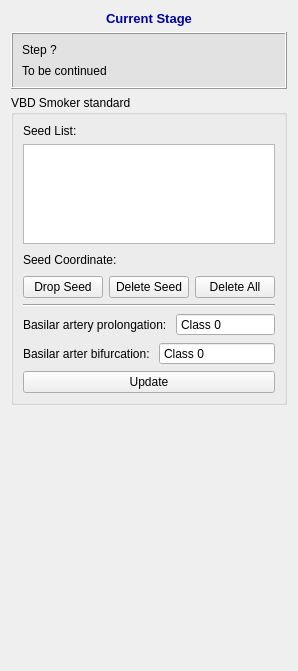
This is codes/Controller/InteractorStyles/QInteractorStyleVBDSmokerSeeds.ui in wuzhuobin/Vessel_Project as Qt 5 draws it before an edit. The edited form follows.
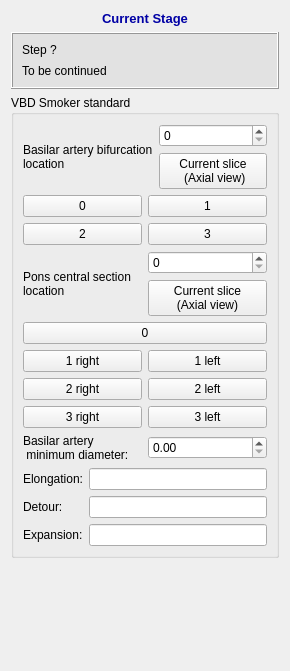
This is the edited form.

What changed in the file:
```diff
--- a/codes/Controller/InteractorStyles/QInteractorStyleVBDSmokerSeeds.ui
+++ b/codes/Controller/InteractorStyles/QInteractorStyleVBDSmokerSeeds.ui
@@ -6,14 +6,14 @@
    <rect>
     <x>0</x>
     <y>0</y>
-    <width>295</width>
+    <width>290</width>
     <height>671</height>
    </rect>
   </property>
   <property name="windowTitle">
    <string>VBDSmoker</string>
   </property>
-  <layout class="QVBoxLayout" name="verticalLayout_2">
+  <layout class="QVBoxLayout" name="verticalLayout_4">
    <item>
     <widget class="QLabel" name="label_39">
      <property name="font">
@@ -104,139 +104,206 @@
      </property>
      <layout class="QVBoxLayout" name="verticalLayout">
       <item>
-       <widget class="QLabel" name="label_60">
-        <property name="text">
-         <string>Seed List:</string>
-        </property>
-       </widget>
-      </item>
-      <item>
-       <widget class="QListWidget" name="listWidgetSeedList">
-        <property name="maximumSize">
-         <size>
-          <width>16777215</width>
-          <height>100</height>
-         </size>
-        </property>
-       </widget>
-      </item>
-      <item>
-       <layout class="QHBoxLayout" name="horizontalLayout_18">
+       <layout class="QHBoxLayout" name="horizontalLayout_2">
         <item>
-         <widget class="QLabel" name="label_61">
+         <widget class="QLabel" name="label_3">
           <property name="text">
-           <string>Seed Coordinate: </string>
+           <string>Basilar artery bifurcation
+location</string>
           </property>
          </widget>
         </item>
         <item>
-         <widget class="QLabel" name="labelSeedCoordinate">
+         <layout class="QVBoxLayout" name="verticalLayout_3">
+          <item>
+           <widget class="QSpinBox" name="spinBoxBasilarArteryBifurcationLocation"/>
+          </item>
+          <item>
+           <widget class="QPushButton" name="pushButtonBasilarArteryBifurcationLocation">
+            <property name="text">
+             <string>Current slice
+ (Axial view)</string>
+            </property>
+           </widget>
+          </item>
+         </layout>
+        </item>
+       </layout>
+      </item>
+      <item>
+       <layout class="QGridLayout" name="gridLayout_3">
+        <item row="0" column="0">
+         <widget class="QPushButton" name="pushButtonBasilarArteryBifurcationLocation0">
           <property name="text">
-           <string/>
+           <string>0</string>
           </property>
+          <property name="checkable">
+           <bool>true</bool>
+          </property>
+          <attribute name="buttonGroup">
+           <string notr="true">buttonGroup</string>
+          </attribute>
          </widget>
         </item>
-        <item>
-         <spacer name="horizontalSpacer_4">
-          <property name="orientation">
-           <enum>Qt::Horizontal</enum>
+        <item row="0" column="1">
+         <widget class="QPushButton" name="pushButtonBasilarArteryBifurcationLocation1">
+          <property name="text">
+           <string>1</string>
           </property>
-          <property name="sizeHint" stdset="0">
-           <size>
-            <width>40</width>
-            <height>20</height>
-           </size>
+          <property name="checkable">
+           <bool>true</bool>
           </property>
-         </spacer>
+          <attribute name="buttonGroup">
+           <string notr="true">buttonGroup</string>
+          </attribute>
+         </widget>
         </item>
+        <item row="1" column="0">
+         <widget class="QPushButton" name="pushButtonBasilarArteryBifurcationLocation2">
+          <property name="text">
+           <string>2</string>
+          </property>
+          <property name="checkable">
+           <bool>true</bool>
+          </property>
+          <attribute name="buttonGroup">
+           <string notr="true">buttonGroup</string>
+          </attribute>
+         </widget>
+        </item>
+        <item row="1" column="1">
+         <widget class="QPushButton" name="pushButtonBasilarArteryBifurcationLocation3">
+          <property name="text">
+           <string>3</string>
+          </property>
+          <property name="checkable">
+           <bool>true</bool>
+          </property>
+          <attribute name="buttonGroup">
+           <string notr="true">buttonGroup</string>
+          </attribute>
+         </widget>
+        </item>
        </layout>
       </item>
       <item>
        <layout class="QHBoxLayout" name="horizontalLayout_33">
         <item>
-         <spacer name="horizontalSpacer_2">
-          <property name="orientation">
-           <enum>Qt::Horizontal</enum>
+         <widget class="QLabel" name="label_4">
+          <property name="text">
+           <string>Pons central section
+location</string>
           </property>
-          <property name="sizeHint" stdset="0">
-           <size>
-            <width>40</width>
-            <height>20</height>
-           </size>
-          </property>
-         </spacer>
+         </widget>
         </item>
         <item>
-         <widget class="QPushButton" name="pushButtonDropSeed">
+         <layout class="QVBoxLayout" name="verticalLayout_2">
+          <item>
+           <widget class="QSpinBox" name="spinBoxPonsCentralSectionLocation"/>
+          </item>
+          <item>
+           <widget class="QPushButton" name="pushButtonPonsCentralSectionLocation">
+            <property name="text">
+             <string>Current slice
+(Axial view)</string>
+            </property>
+           </widget>
+          </item>
+         </layout>
+        </item>
+       </layout>
+      </item>
+      <item>
+       <layout class="QGridLayout" name="gridLayout_2">
+        <item row="2" column="1">
+         <widget class="QPushButton" name="pushButtonPonsCentralSectionLocation2Right">
           <property name="text">
-           <string>Drop Seed</string>
+           <string>2 right</string>
           </property>
+          <property name="checkable">
+           <bool>true</bool>
+          </property>
+          <attribute name="buttonGroup">
+           <string notr="true">buttonGroup</string>
+          </attribute>
          </widget>
         </item>
-        <item>
-         <widget class="QPushButton" name="pushButtonDeleteSeed">
-          <property name="sizePolicy">
-           <sizepolicy hsizetype="Preferred" vsizetype="Fixed">
-            <horstretch>0</horstretch>
-            <verstretch>0</verstretch>
-           </sizepolicy>
+        <item row="1" column="1">
+         <widget class="QPushButton" name="pushButtonPonsCentralSectionLocation1Right">
+          <property name="text">
+           <string>1 right</string>
           </property>
-          <property name="minimumSize">
-           <size>
-            <width>0</width>
-            <height>0</height>
-           </size>
+          <property name="checkable">
+           <bool>true</bool>
           </property>
-          <property name="maximumSize">
-           <size>
-            <width>150</width>
-            <height>16777215</height>
-           </size>
-          </property>
+          <attribute name="buttonGroup">
+           <string notr="true">buttonGroup</string>
+          </attribute>
+         </widget>
+        </item>
+        <item row="1" column="2">
+         <widget class="QPushButton" name="pushButtonPonsCentralSectionLocation1Left">
           <property name="text">
-           <string>Delete Seed</string>
+           <string>1 left</string>
           </property>
+          <property name="checkable">
+           <bool>true</bool>
+          </property>
+          <attribute name="buttonGroup">
+           <string notr="true">buttonGroup</string>
+          </attribute>
          </widget>
         </item>
-        <item>
-         <widget class="QPushButton" name="pushButtonDeleteAllSeeds">
+        <item row="2" column="2">
+         <widget class="QPushButton" name="pushButtonPonsCentralSectionLocation2Left">
           <property name="text">
-           <string>Delete All</string>
+           <string>2 left</string>
           </property>
+          <property name="checkable">
+           <bool>true</bool>
+          </property>
+          <attribute name="buttonGroup">
+           <string notr="true">buttonGroup</string>
+          </attribute>
          </widget>
         </item>
-       </layout>
-      </item>
-      <item>
-       <widget class="Line" name="line">
-        <property name="orientation">
-         <enum>Qt::Horizontal</enum>
-        </property>
-       </widget>
-      </item>
-      <item>
-       <layout class="QHBoxLayout" name="horizontalLayout">
-        <item>
-         <widget class="QLabel" name="label">
+        <item row="3" column="1">
+         <widget class="QPushButton" name="pushButtonPonsCentralSectionLocation3Right">
           <property name="text">
-           <string>Basilar artery prolongation: </string>
+           <string>3 right</string>
           </property>
+          <property name="checkable">
+           <bool>true</bool>
+          </property>
+          <attribute name="buttonGroup">
+           <string notr="true">buttonGroup</string>
+          </attribute>
          </widget>
         </item>
-        <item>
-         <widget class="QSpinBox" name="spinBoxProlongation">
-          <property name="readOnly">
+        <item row="3" column="2">
+         <widget class="QPushButton" name="pushButtonPonsCentralSectionLocation3Left">
+          <property name="text">
+           <string>3 left</string>
+          </property>
+          <property name="checkable">
            <bool>true</bool>
           </property>
-          <property name="buttonSymbols">
-           <enum>QAbstractSpinBox::NoButtons</enum>
+          <attribute name="buttonGroup">
+           <string notr="true">buttonGroup</string>
+          </attribute>
+         </widget>
+        </item>
+        <item row="0" column="1" colspan="2">
+         <widget class="QPushButton" name="pushButtonPonsCentralSectionLocation0">
+          <property name="text">
+           <string>0</string>
           </property>
-          <property name="prefix">
-           <string>Class </string>
+          <property name="checkable">
+           <bool>true</bool>
           </property>
-          <property name="maximum">
-           <number>4</number>
-          </property>
+          <attribute name="buttonGroup">
+           <string notr="true">buttonGroup</string>
+          </attribute>
          </widget>
         </item>
        </layout>
@@ -246,38 +313,62 @@
         <item>
          <widget class="QLabel" name="label_2">
           <property name="text">
-           <string>Basilar arter bifurcation: </string>
+           <string>Basilar artery
+ minimum diameter:</string>
           </property>
          </widget>
         </item>
         <item>
-         <widget class="QSpinBox" name="spinBox_2">
+         <widget class="QDoubleSpinBox" name="doubleSpinBoxBasilarArteryMinimumDiameter"/>
+        </item>
+       </layout>
+      </item>
+      <item>
+       <layout class="QGridLayout" name="gridLayout_4">
+        <item row="0" column="0">
+         <widget class="QLabel" name="label_7">
+          <property name="text">
+           <string>Elongation:</string>
+          </property>
+         </widget>
+        </item>
+        <item row="1" column="1">
+         <widget class="QLineEdit" name="lineEdit_2">
           <property name="readOnly">
            <bool>true</bool>
           </property>
-          <property name="buttonSymbols">
-           <enum>QAbstractSpinBox::NoButtons</enum>
+         </widget>
+        </item>
+        <item row="0" column="1">
+         <widget class="QLineEdit" name="lineEdit">
+          <property name="readOnly">
+           <bool>true</bool>
           </property>
-          <property name="suffix">
-           <string/>
+         </widget>
+        </item>
+        <item row="1" column="0">
+         <widget class="QLabel" name="label_6">
+          <property name="text">
+           <string>Detour:</string>
           </property>
-          <property name="prefix">
-           <string>Class </string>
+         </widget>
+        </item>
+        <item row="2" column="0">
+         <widget class="QLabel" name="label_8">
+          <property name="text">
+           <string>Expansion:</string>
           </property>
-          <property name="maximum">
-           <number>4</number>
+         </widget>
+        </item>
+        <item row="2" column="1">
+         <widget class="QLineEdit" name="lineEdit_3">
+          <property name="readOnly">
+           <bool>true</bool>
           </property>
          </widget>
         </item>
        </layout>
       </item>
-      <item>
-       <widget class="QPushButton" name="pushButtonUpdate">
-        <property name="text">
-         <string>Update</string>
-        </property>
-       </widget>
-      </item>
      </layout>
      <zorder>line</zorder>
      <zorder>listWidgetSeedList</zorder>
@@ -286,14 +377,14 @@
     </widget>
    </item>
    <item>
-    <spacer name="verticalSpacer_4">
+    <spacer name="verticalSpacer">
      <property name="orientation">
       <enum>Qt::Vertical</enum>
      </property>
      <property name="sizeHint" stdset="0">
       <size>
        <width>20</width>
-       <height>104</height>
+       <height>99</height>
       </size>
      </property>
     </spacer>
```
Left out of the diff: 17 changed lines with no effect on the pictures.
